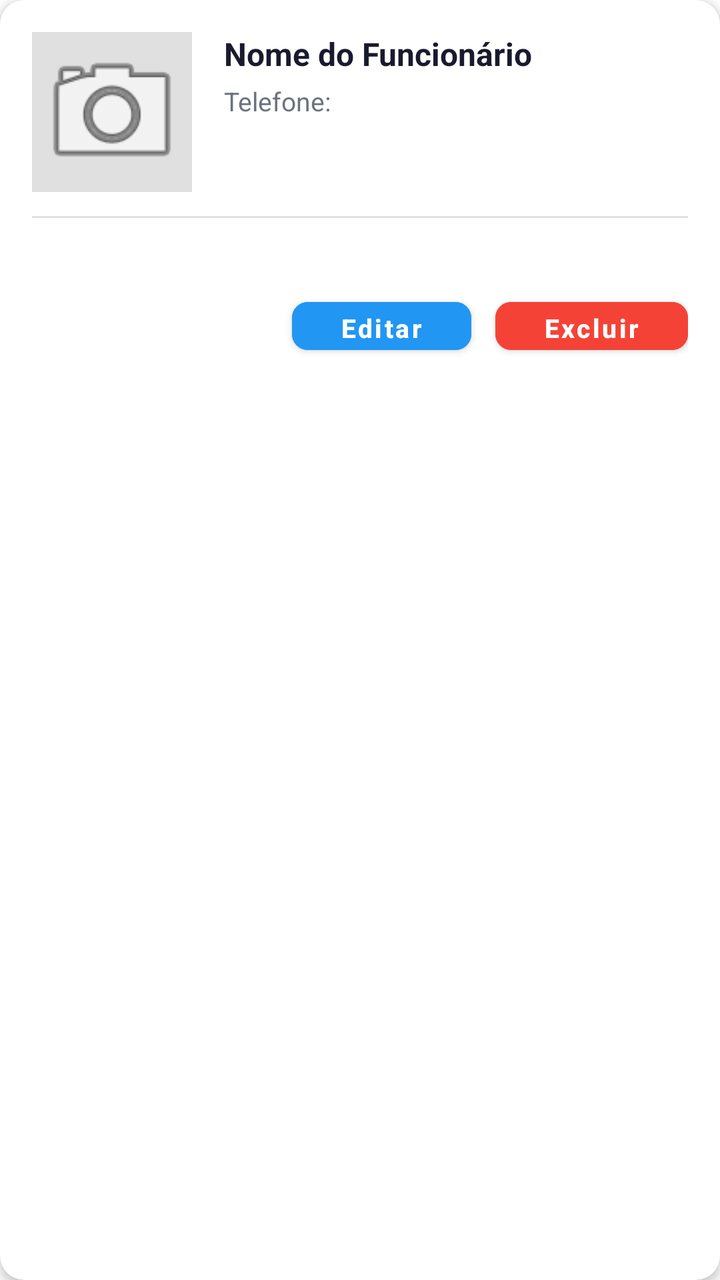
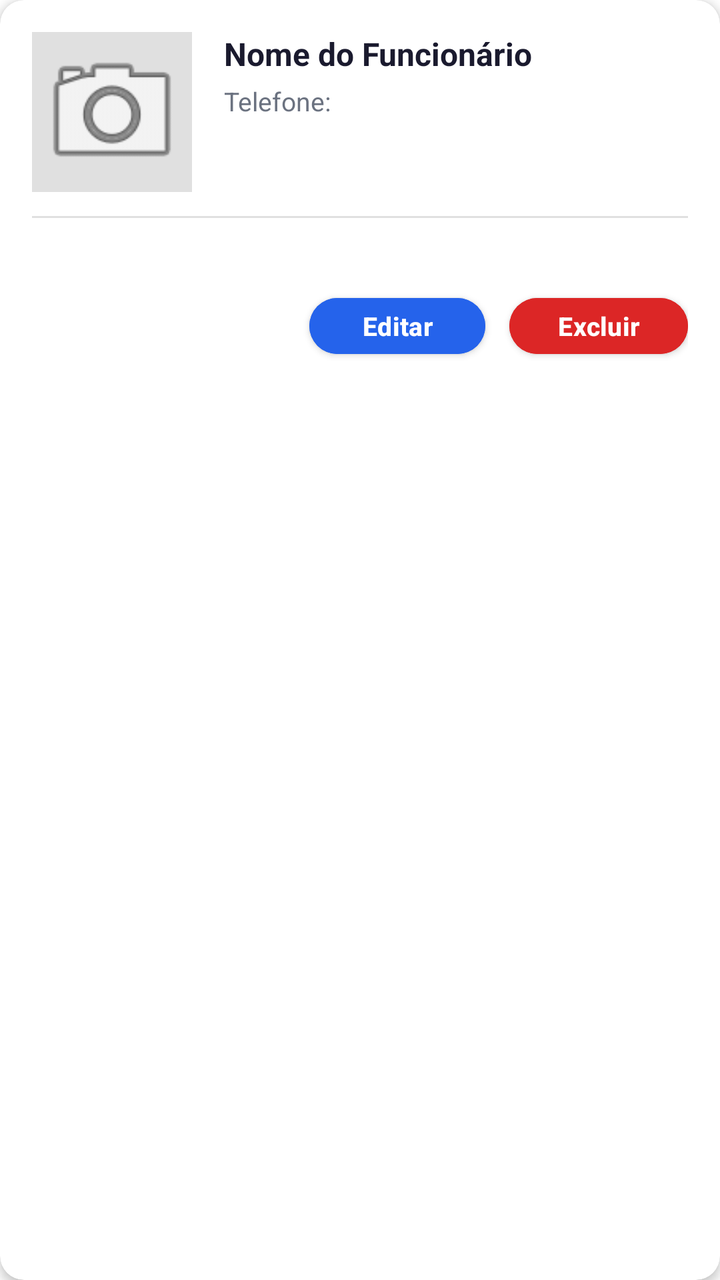

Screens rendered from an Android XML layout before and after an edit, with the pre-edit source and the edit as a unified diff.
<!-- AndroidManifest.xml: application theme AppTheme -->
<!-- res/layout/item_funcionario.xml -->
<?xml version="1.0" encoding="utf-8"?>
<androidx.cardview.widget.CardView xmlns:android="http://schemas.android.com/apk/res/android"
    xmlns:app="http://schemas.android.com/apk/res-auto"
    android:layout_width="match_parent"
    android:layout_height="wrap_content"
    android:layout_marginStart="16dp"
    android:layout_marginEnd="16dp"
    android:layout_marginTop="8dp"
    android:layout_marginBottom="8dp"
    app:cardCornerRadius="12dp"
    app:cardElevation="3dp"
    app:cardBackgroundColor="#FFFFFF">

    <LinearLayout
        android:layout_width="match_parent"
        android:layout_height="wrap_content"
        android:orientation="vertical"
        android:padding="16dp">

        
        <LinearLayout
            android:layout_width="match_parent"
            android:layout_height="wrap_content"
            android:orientation="horizontal">

            <ImageView
                android:id="@+id/imgFotoFuncionario"
                android:layout_width="80dp"
                android:layout_height="80dp"
                android:src="@android:drawable/ic_menu_camera"
                android:scaleType="centerCrop"
                android:contentDescription="Foto do Funcionário"
                android:background="#E0E0E0"
                android:padding="2dp"
                app:cornerRadius="40dp"
                android:clipToOutline="true"
                android:layout_marginEnd="16dp" />

            <LinearLayout
                android:layout_width="0dp"
                android:layout_height="wrap_content"
                android:layout_weight="1"
                android:orientation="vertical">

                <TextView
                    android:id="@+id/tvNomeFuncionario"
                    android:layout_width="match_parent"
                    android:layout_height="wrap_content"
                    android:text="Nome do Funcionário"
                    android:textSize="16sp"
                    android:textStyle="bold"
                    android:textColor="#1A1A2E" />

                <TextView
                    android:id="@+id/tvCargoFuncionario"
                    android:layout_width="match_parent"
                    android:layout_height="wrap_content"
                    android:text="Cargo: "
                    android:textSize="13sp"
                    android:textColor="#6B7280"
                    android:layout_marginTop="4dp"
                    android:visibility="gone" />

                <TextView
                    android:id="@+id/tvTelefoneFuncionario"
                    android:layout_width="match_parent"
                    android:layout_height="wrap_content"
                    android:text="Telefone: "
                    android:textSize="13sp"
                    android:textColor="#6B7280"
                    android:layout_marginTop="4dp" />

            </LinearLayout>

        </LinearLayout>

        
        <View
            android:layout_width="match_parent"
            android:layout_height="1dp"
            android:background="#E0E0E0"
            android:layout_marginTop="12dp"
            android:layout_marginBottom="12dp" />

        
        <TextView
            android:id="@+id/tvEnderecoCompleto"
            android:layout_width="match_parent"
            android:layout_height="wrap_content"
            android:text="📍 Endereço: "
            android:textSize="13sp"
            android:textColor="#6B7280"
            android:layout_marginBottom="4dp"
            android:visibility="gone" />

        
        <LinearLayout
            android:id="@+id/layoutDocumentos"
            android:layout_width="match_parent"
            android:layout_height="wrap_content"
            android:orientation="horizontal"
            android:visibility="gone">

            <TextView
                android:id="@+id/tvRGFuncionario"
                android:layout_width="0dp"
                android:layout_height="wrap_content"
                android:layout_weight="1"
                android:text="RG: "
                android:textSize="13sp"
                android:textColor="#6B7280" />

            <TextView
                android:id="@+id/tvCPFFuncionario"
                android:layout_width="0dp"
                android:layout_height="wrap_content"
                android:layout_weight="1"
                android:text="CPF: "
                android:textSize="13sp"
                android:textColor="#6B7280" />

        </LinearLayout>

        
        <TextView
            android:id="@+id/tvCargaHoraria"
            android:layout_width="match_parent"
            android:layout_height="wrap_content"
            android:text="⏱️ Carga Horária: "
            android:textSize="13sp"
            android:textColor="#6B7280"
            android:layout_marginTop="4dp"
            android:visibility="gone" />

        
        <TextView
            android:id="@+id/tvTurno"
            android:layout_width="match_parent"
            android:layout_height="wrap_content"
            android:text="🔄 Turno: "
            android:textSize="13sp"
            android:textColor="#6B7280"
            android:layout_marginTop="4dp"
            android:visibility="gone" />

        
        <TextView
            android:id="@+id/tvHorarioTrabalho"
            android:layout_width="match_parent"
            android:layout_height="wrap_content"
            android:text="⏰ Horário: "
            android:textSize="13sp"
            android:textColor="#6B7280"
            android:layout_marginTop="4dp"
            android:visibility="gone" />

        
        <TextView
            android:id="@+id/tvEmail"
            android:layout_width="match_parent"
            android:layout_height="wrap_content"
            android:text="📧 Email: "
            android:textSize="13sp"
            android:textColor="#6B7280"
            android:layout_marginTop="4dp"
            android:visibility="gone" />

        
        <LinearLayout
            android:layout_width="match_parent"
            android:layout_height="wrap_content"
            android:orientation="horizontal"
            android:layout_marginTop="16dp"
            android:gravity="end"
            android:paddingTop="8dp">

            <Button
                android:id="@+id/btnEditarFuncionario"
                android:layout_width="wrap_content"
                android:layout_height="36dp"
                android:text="Editar"
                android:textSize="13sp"
                android:textStyle="bold"
                android:textAllCaps="false"
                android:backgroundTint="#2196F3"
                android:textColor="#FFFFFF"
                app:cornerRadius="8dp"
                android:paddingStart="24dp"
                android:paddingEnd="24dp"
                android:layout_marginEnd="12dp" />

            <Button
                android:id="@+id/btnExcluirFuncionario"
                android:layout_width="wrap_content"
                android:layout_height="36dp"
                android:text="Excluir"
                android:textSize="13sp"
                android:textStyle="bold"
                android:textAllCaps="false"
                android:backgroundTint="#F44336"
                android:textColor="#FFFFFF"
                app:cornerRadius="8dp"
                android:paddingStart="24dp"
                android:paddingEnd="24dp" />
        </LinearLayout>

    </LinearLayout>
</androidx.cardview.widget.CardView>
<!-- resources referenced by this layout -->
<resources>
  <style name="AppTheme" parent="Theme.MaterialComponents.DayNight.DarkActionBar">
          <item name="colorPrimary">@color/colorPrimary</item>
          <item name="colorPrimaryDark">@color/black</item>
          <item name="colorAccent">@color/black</item>
          <item name="android:windowBackground">@color/white</item>
          <item name="android:textColor">@color/black</item>
          <item name="android:textColorPrimary">@color/corTitulo</item>
  
          
          <item name="materialButtonStyle">@style/Widget.Condominio.Button</item>
          <item name="textInputStyle">@style/Widget.Condominio.TextInputLayout</item>
      </style>
  <color name="colorPrimary">#062AF2</color>
  <color name="black">#000000</color>
  <color name="white">#FFFFFF</color>
  <color name="corTitulo">#070707</color>
  <style name="Widget.Condominio.Button" parent="Widget.MaterialComponents.Button">
          <item name="backgroundTint">@color/colorPrimary</item>
          <item name="android:textColor">@color/white</item>
          <item name="cornerRadius">8dp</item>
      </style>
  <style name="Widget.Condominio.TextInputLayout" parent="Widget.MaterialComponents.TextInputLayout.OutlinedBox">
          <item name="boxBackgroundColor">@color/white</item>
          <item name="boxStrokeColor">@color/colorPrimary</item>
          <item name="hintTextColor">@color/colorPrimary</item>
          <item name="android:textColorHint">@color/colorPrimary</item>
      </style>
</resources>

<!-- the commit's change to res/layout/item_funcionario.xml (unified diff, before → after) -->
@@ -32,7 +32,7 @@
                 android:contentDescription="Foto do Funcionário"
                 android:background="#E0E0E0"
                 android:padding="2dp"
-                app:cornerRadius="40dp"
+                app:cornerRadius="14dp"
                 android:clipToOutline="true"
                 android:layout_marginEnd="16dp" />
 
@@ -122,6 +122,14 @@
         </LinearLayout>
 
         
+        <LinearLayout
+            android:id="@+id/layoutAnexosItem"
+            android:layout_width="match_parent"
+            android:layout_height="wrap_content"
+            android:orientation="vertical"
+            android:visibility="gone" />
+
+        
         <TextView
             android:id="@+id/tvCargaHoraria"
             android:layout_width="match_parent"
@@ -182,9 +190,9 @@
                 android:textSize="13sp"
                 android:textStyle="bold"
                 android:textAllCaps="false"
-                android:backgroundTint="#2196F3"
+                android:backgroundTint="@color/botaoPrimario"
                 android:textColor="#FFFFFF"
-                app:cornerRadius="8dp"
+                app:cornerRadius="14dp"
                 android:paddingStart="24dp"
                 android:paddingEnd="24dp"
                 android:layout_marginEnd="12dp" />
@@ -197,9 +205,9 @@
                 android:textSize="13sp"
                 android:textStyle="bold"
                 android:textAllCaps="false"
-                android:backgroundTint="#F44336"
+                android:backgroundTint="@color/botaoPerigo"
                 android:textColor="#FFFFFF"
-                app:cornerRadius="8dp"
+                app:cornerRadius="14dp"
                 android:paddingStart="24dp"
                 android:paddingEnd="24dp" />
         </LinearLayout>
<!-- resource entries referenced after the edit -->
@@ -1,5 +1,7 @@
 <!-- resources referenced by this layout -->
 <resources>
+  <color name="botaoPerigo">#DC2626</color>
+  <color name="botaoPrimario">#2563EB</color>
   <style name="AppTheme" parent="Theme.MaterialComponents.DayNight.DarkActionBar">
           <item name="colorPrimary">@color/colorPrimary</item>
           <item name="colorPrimaryDark">@color/black</item>
@@ -12,14 +14,24 @@
           <item name="materialButtonStyle">@style/Widget.Condominio.Button</item>
           <item name="textInputStyle">@style/Widget.Condominio.TextInputLayout</item>
       </style>
-  <color name="colorPrimary">#062AF2</color>
+  <color name="colorPrimary">#1E3A8A</color>
   <color name="black">#000000</color>
   <color name="white">#FFFFFF</color>
   <color name="corTitulo">#070707</color>
   <style name="Widget.Condominio.Button" parent="Widget.MaterialComponents.Button">
-          <item name="backgroundTint">@color/colorPrimary</item>
+          <item name="backgroundTint">@color/botaoPrimario</item>
           <item name="android:textColor">@color/white</item>
-          <item name="cornerRadius">8dp</item>
+          <item name="cornerRadius">14dp</item>
+          <item name="android:textAllCaps">false</item>
+          <item name="android:textStyle">bold</item>
+          <item name="android:textSize">15sp</item>
+          <item name="android:letterSpacing">0.01</item>
+          <item name="android:minHeight">52dp</item>
+          <item name="android:insetTop">4dp</item>
+          <item name="android:insetBottom">4dp</item>
+          <item name="android:elevation">2dp</item>
+          <item name="iconTint">@color/white</item>
+          <item name="iconPadding">8dp</item>
       </style>
   <style name="Widget.Condominio.TextInputLayout" parent="Widget.MaterialComponents.TextInputLayout.OutlinedBox">
           <item name="boxBackgroundColor">@color/white</item>
